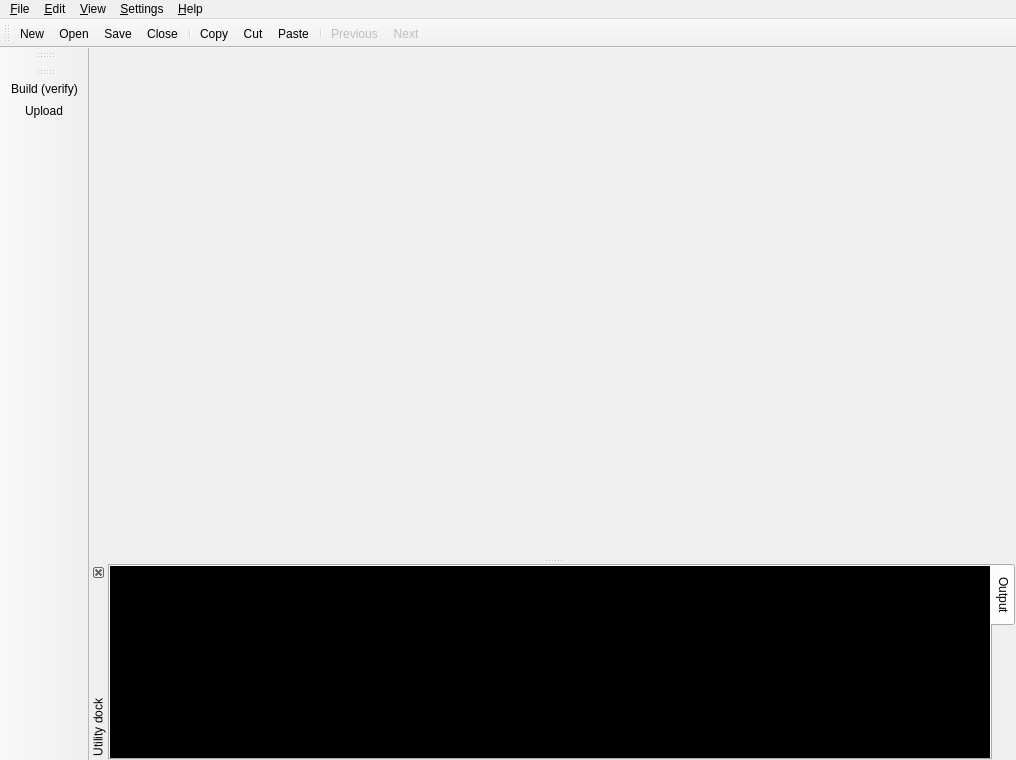
Above: gui/MainWindow.ui from mupuf/arduide before the change. Below: the same form after it.
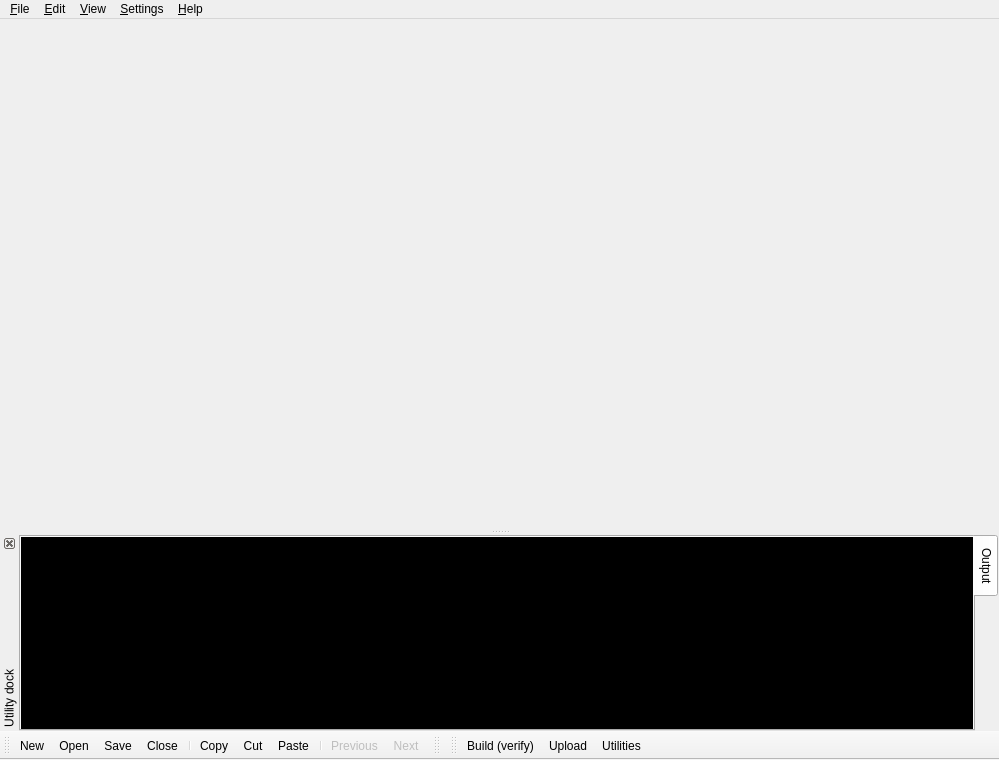
That is the form after the change. Icons and pictures are not drawn. Custom widgets are drawn as their Qt base class.

Commit message: move toolbar

Diff of the .ui file:
```diff
--- a/gui/MainWindow.ui
+++ b/gui/MainWindow.ui
@@ -6,7 +6,7 @@
    <rect>
     <x>0</x>
     <y>0</y>
-    <width>1016</width>
+    <width>999</width>
     <height>760</height>
    </rect>
   </property>
@@ -19,8 +19,8 @@
     <rect>
      <x>0</x>
      <y>0</y>
-     <width>1016</width>
-     <height>20</height>
+     <width>999</width>
+     <height>19</height>
     </rect>
    </property>
    <widget class="QMenu" name="menu_File">
@@ -45,12 +45,6 @@
     <addaction name="action_Cut"/>
     <addaction name="action_Paste"/>
    </widget>
-   <widget class="QMenu" name="menu_View">
-    <property name="title">
-     <string>&amp;View</string>
-    </property>
-    <addaction name="actionToggle_dock"/>
-   </widget>
    <widget class="QMenu" name="menu_Settings">
     <property name="title">
      <string>&amp;Settings</string>
@@ -66,6 +60,12 @@
     <addaction name="actionAbout"/>
     <addaction name="actionAbout_Qt"/>
    </widget>
+   <widget class="QMenu" name="menu_View">
+    <property name="title">
+     <string>&amp;View</string>
+    </property>
+    <addaction name="action_Utilities"/>
+   </widget>
    <addaction name="menu_File"/>
    <addaction name="menu_Edit"/>
    <addaction name="menu_View"/>
@@ -77,7 +77,7 @@
     <string>Edition</string>
    </property>
    <attribute name="toolBarArea">
-    <enum>TopToolBarArea</enum>
+    <enum>BottomToolBarArea</enum>
    </attribute>
    <attribute name="toolBarBreak">
     <bool>false</bool>
@@ -102,7 +102,7 @@
     <enum>Qt::ToolButtonTextUnderIcon</enum>
    </property>
    <attribute name="toolBarArea">
-    <enum>LeftToolBarArea</enum>
+    <enum>BottomToolBarArea</enum>
    </attribute>
    <attribute name="toolBarBreak">
     <bool>false</bool>
@@ -116,13 +116,14 @@
     <enum>Qt::ToolButtonTextUnderIcon</enum>
    </property>
    <attribute name="toolBarArea">
-    <enum>LeftToolBarArea</enum>
+    <enum>BottomToolBarArea</enum>
    </attribute>
    <attribute name="toolBarBreak">
     <bool>false</bool>
    </attribute>
    <addaction name="action_Build"/>
    <addaction name="action_Upload"/>
+   <addaction name="action_Utilities"/>
   </widget>
   <widget class="QDockWidget" name="dockWidget">
    <property name="features">
@@ -287,12 +288,16 @@
     <string>Ctrl+R</string>
    </property>
   </action>
-  <action name="actionToggle_dock">
+  <action name="action_Utilities">
+   <property name="icon">
+    <iconset resource="../resources/images.qrc">
+     <normaloff>:/images/16x16/applications-development.png</normaloff>:/images/16x16/applications-development.png</iconset>
+   </property>
    <property name="text">
-    <string>Toggle &amp;dock</string>
+    <string>&amp;Utilities</string>
    </property>
    <property name="toolTip">
-    <string>Toggle dock</string>
+    <string>Utilities</string>
    </property>
    <property name="shortcut">
     <string>Ctrl+G</string>
```
The commit also changes 3 other files.
